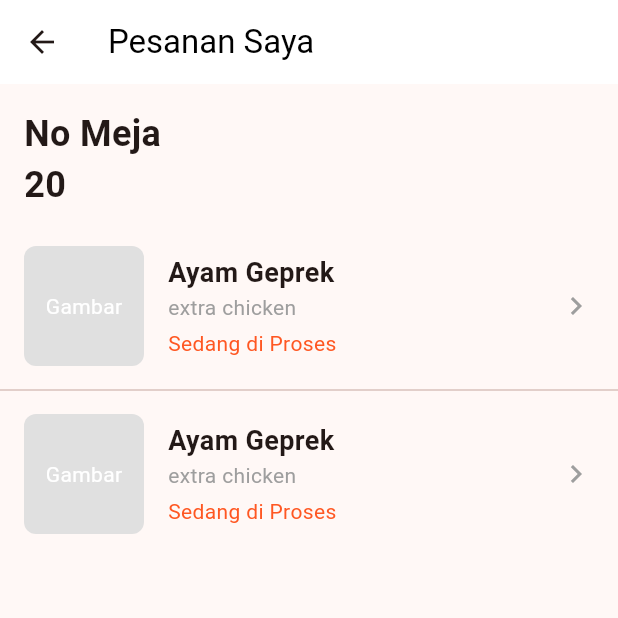
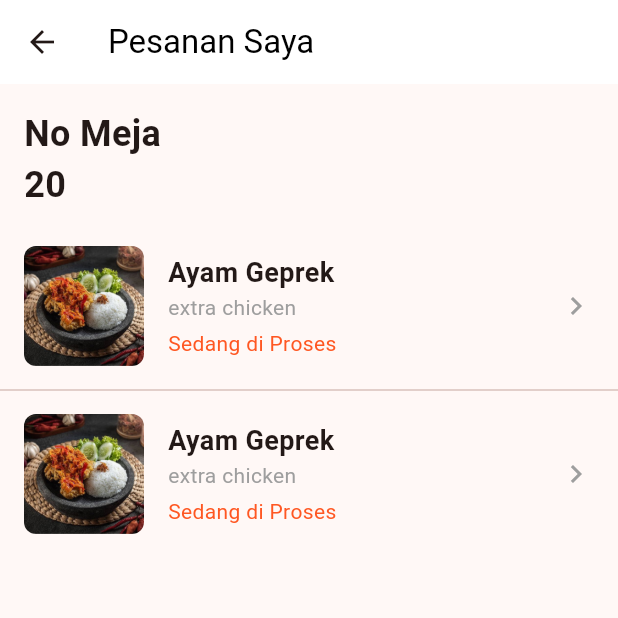
Before and after one commit to admiral-iman/e-kantinApp, a Flutter app: the OrdersPage screen opened directly, on a phone screen of 412 x 824 dp, the top half of it. Run offline on Flutter 3.47's test engine with Material 3 defaults, Android fonts, the phone set to English and light mode, and no system bars; our stand-ins replace hive, image_picker; accounts and stored records are empty.

Commit message:
add image

```diff
--- a/lib/views/pesanansaya.dart
+++ b/lib/views/pesanansaya.dart
@@ -31,9 +31,9 @@ class OrdersPage extends StatelessWidget {
           Expanded(
             child: ListView(
               children: [
-                OrderItem(), // No parameters, only UI
+                OrderItem(imagePath: 'assets/ayamgeprek.png'), // Provide the image path
                 Divider(),
-                OrderItem(), // No parameters, only UI
+                OrderItem(imagePath: 'assets/ayamgeprek.png'), // Provide the image path
               ],
             ),
           ),
@@ -44,6 +44,10 @@ class OrdersPage extends StatelessWidget {
 }
 
 class OrderItem extends StatelessWidget {
+  final String imagePath;
+
+  OrderItem({required this.imagePath}); // Constructor to accept imagePath
+
   @override
   Widget build(BuildContext context) {
     return Padding(
@@ -55,8 +59,16 @@ class OrderItem extends StatelessWidget {
             child: Container(
               width: 80,
               height: 80,
-              color: Colors.grey[300], // Placeholder for image
-              child: Center(child: Text('Gambar', style: TextStyle(color: Colors.white))), // Placeholder text
+              child: Image.asset(
+                imagePath, // Use the provided image path
+                fit: BoxFit.cover, // Scale the image to fit
+                errorBuilder: (context, error, stackTrace) {
+                  return Container(
+                    color: Colors.grey[300], // Placeholder color for error
+                    child: Center(child: Text('Foto', style: TextStyle(color: Colors.white))), // Fallback text
+                  );
+                },
+              ),
             ),
           ),
           SizedBox(width: 16),
```
